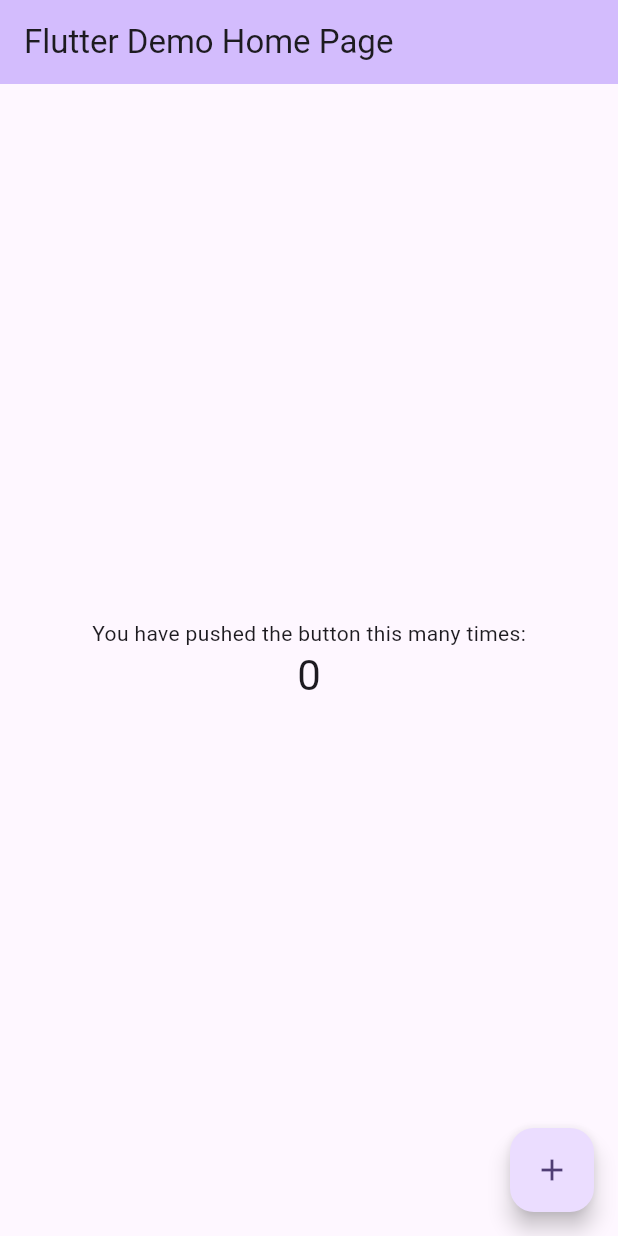
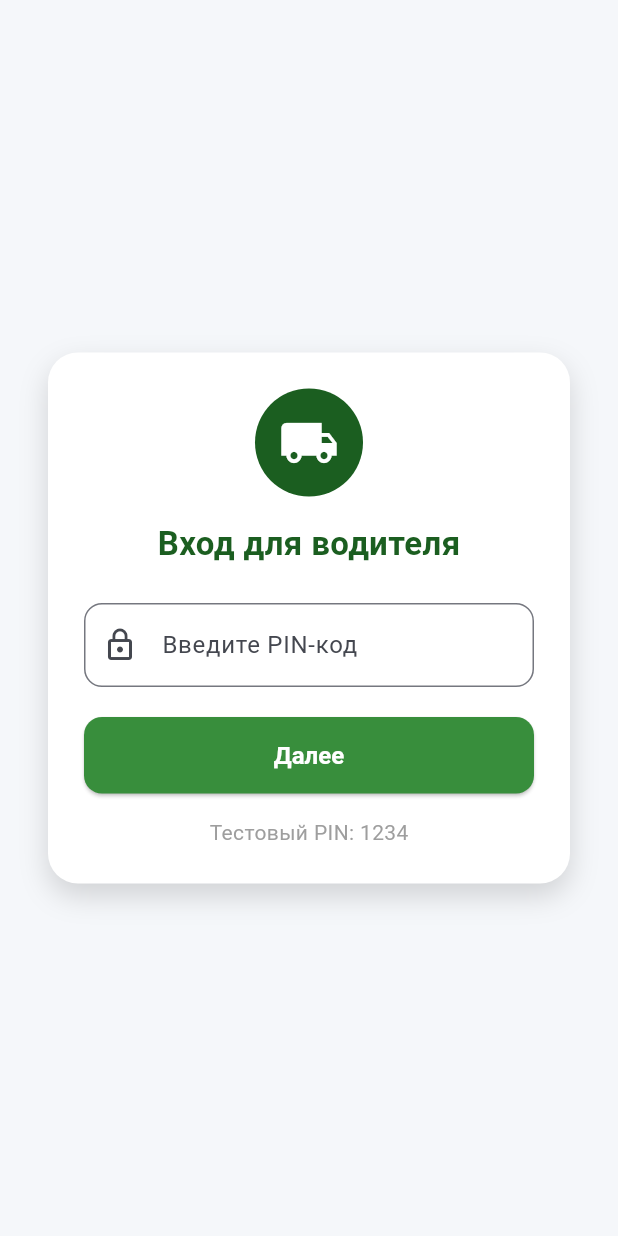
Before and after one commit to Razmik-Kutinava/logistic_app_v2, a Flutter app: the screen it shows after launch, on a phone screen of 412 x 824 dp. Run offline on Flutter 3.47's test engine with Material 3 defaults, Android fonts, the light colour scheme and no system bars.

Commit message:
refactor: вынесены PinScreen и PhoneScreen в отдельные файлы, обновлён UI, исправлены предупреждения Flutter

```diff
--- a/lib/main.dart
+++ b/lib/main.dart
@@ -1,4 +1,6 @@
 import 'package:flutter/material.dart';
+import 'pin_screen.dart';
+import 'phone_screen.dart';
 
 void main() {
   runApp(const MyApp());
@@ -7,116 +9,20 @@ void main() {
 class MyApp extends StatelessWidget {
   const MyApp({super.key});
 
-  // This widget is the root of your application.
   @override
   Widget build(BuildContext context) {
     return MaterialApp(
-      title: 'Flutter Demo',
+      debugShowCheckedModeBanner: false,
+      title: 'Авторизация',
       theme: ThemeData(
-        // This is the theme of your application.
-        //
-        // TRY THIS: Try running your application with "flutter run". You'll see
-        // the application has a purple toolbar. Then, without quitting the app,
-        // try changing the seedColor in the colorScheme below to Colors.green
-        // and then invoke "hot reload" (save your changes or press the "hot
-        // reload" button in a Flutter-supported IDE, or press "r" if you used
-        // the command line to start the app).
-        //
-        // Notice that the counter didn't reset back to zero; the application
-        // state is not lost during the reload. To reset the state, use hot
-        // restart instead.
-        //
-        // This works for code too, not just values: Most code changes can be
-        // tested with just a hot reload.
-        colorScheme: ColorScheme.fromSeed(seedColor: Colors.deepPurple),
+        colorScheme: ColorScheme.fromSeed(seedColor: Colors.blueAccent),
+        useMaterial3: true,
       ),
-      home: const MyHomePage(title: 'Flutter Demo Home Page'),
+      initialRoute: '/pin',
+      routes: {
+        '/pin': (context) => const PinScreen(),
+        '/phone': (context) => const PhoneScreen(),
+      },
     );
   }
 }
-
-class MyHomePage extends StatefulWidget {
-  const MyHomePage({super.key, required this.title});
-
-  // This widget is the home page of your application. It is stateful, meaning
-  // that it has a State object (defined below) that contains fields that affect
-  // how it looks.
-
-  // This class is the configuration for the state. It holds the values (in this
-  // case the title) provided by the parent (in this case the App widget) and
-  // used by the build method of the State. Fields in a Widget subclass are
-  // always marked "final".
-
-  final String title;
-
-  @override
-  State<MyHomePage> createState() => _MyHomePageState();
-}
-
-class _MyHomePageState extends State<MyHomePage> {
-  int _counter = 0;
-
-  void _incrementCounter() {
-    setState(() {
-      // This call to setState tells the Flutter framework that something has
-      // changed in this State, which causes it to rerun the build method below
-      // so that the display can reflect the updated values. If we changed
-      // _counter without calling setState(), then the build method would not be
-      // called again, and so nothing would appear to happen.
-      _counter++;
-    });
-  }
-
-  @override
-  Widget build(BuildContext context) {
-    // This method is rerun every time setState is called, for instance as done
-    // by the _incrementCounter method above.
-    //
-    // The Flutter framework has been optimized to make rerunning build methods
-    // fast, so that you can just rebuild anything that needs updating rather
-    // than having to individually change instances of widgets.
-    return Scaffold(
-      appBar: AppBar(
-        // TRY THIS: Try changing the color here to a specific color (to
-        // Colors.amber, perhaps?) and trigger a hot reload to see the AppBar
-        // change color while the other colors stay the same.
-        backgroundColor: Theme.of(context).colorScheme.inversePrimary,
-        // Here we take the value from the MyHomePage object that was created by
-        // the App.build method, and use it to set our appbar title.
-        title: Text(widget.title),
-      ),
-      body: Center(
-        // Center is a layout widget. It takes a single child and positions it
-        // in the middle of the parent.
-        child: Column(
-          // Column is also a layout widget. It takes a list of children and
-          // arranges them vertically. By default, it sizes itself to fit its
-          // children horizontally, and tries to be as tall as its parent.
-          //
-          // Column has various properties to control how it sizes itself and
-          // how it positions its children. Here we use mainAxisAlignment to
-          // center the children vertically; the main axis here is the vertical
-          // axis because Columns are vertical (the cross axis would be
-          // horizontal).
-          //
-          // TRY THIS: Invoke "debug painting" (choose the "Toggle Debug Paint"
-          // action in the IDE, or press "p" in the console), to see the
-          // wireframe for each widget.
-          mainAxisAlignment: MainAxisAlignment.center,
-          children: <Widget>[
-            const Text('You have pushed the button this many times:'),
-            Text(
-              '$_counter',
-              style: Theme.of(context).textTheme.headlineMedium,
-            ),
-          ],
-        ),
-      ),
-      floatingActionButton: FloatingActionButton(
-        onPressed: _incrementCounter,
-        tooltip: 'Increment',
-        child: const Icon(Icons.add),
-      ), // This trailing comma makes auto-formatting nicer for build methods.
-    );
-  }
-}
--- /dev/null
+++ b/lib/pin_screen.dart
@@ -0,0 +1,122 @@
+import 'package:flutter/material.dart';
+
+const String testPin = '1234';
+
+class PinScreen extends StatefulWidget {
+  const PinScreen({super.key});
+
+  @override
+  State<PinScreen> createState() => _PinScreenState();
+}
+
+class _PinScreenState extends State<PinScreen> {
+  final TextEditingController _pinController = TextEditingController();
+  String? _errorText;
+
+  void _checkPin() {
+    if (_pinController.text == testPin) {
+      Navigator.pushReplacementNamed(context, '/phone');
+    } else {
+      setState(() {
+        _errorText = 'Неверный PIN-код';
+      });
+    }
+  }
+
+  @override
+  Widget build(BuildContext context) {
+    return Scaffold(
+      backgroundColor: const Color(0xFFF5F7FA),
+      body: Center(
+        child: Padding(
+          padding: const EdgeInsets.all(32.0),
+          child: Container(
+            padding: const EdgeInsets.all(24),
+            decoration: BoxDecoration(
+              color: Colors.white,
+              borderRadius: BorderRadius.circular(20),
+              boxShadow: [
+                BoxShadow(
+                  color: Color.fromARGB(
+                    (0.15 * 255).toInt(),
+                    Colors.grey.r.round(),
+                    Colors.grey.g.round(),
+                    Colors.grey.b.round(),
+                  ),
+                  blurRadius: 16,
+                  offset: const Offset(0, 8),
+                ),
+              ],
+            ),
+            child: Column(
+              mainAxisSize: MainAxisSize.min,
+              children: [
+                // Логотип логистической компании (пример)
+                CircleAvatar(
+                  radius: 36,
+                  backgroundColor: const Color(0xFF1B5E20),
+                  child: Icon(
+                    Icons.local_shipping,
+                    size: 40,
+                    color: Colors.white,
+                  ),
+                ),
+                const SizedBox(height: 16),
+                Text(
+                  'Вход для водителя',
+                  style: TextStyle(
+                    fontSize: 22,
+                    fontWeight: FontWeight.bold,
+                    color: const Color(0xFF1B5E20),
+                  ),
+                ),
+                const SizedBox(height: 24),
+                TextField(
+                  controller: _pinController,
+                  obscureText: true,
+                  keyboardType: TextInputType.number,
+                  maxLength: 6,
+                  decoration: InputDecoration(
+                    labelText: 'Введите PIN-код',
+                    border: OutlineInputBorder(
+                      borderRadius: BorderRadius.circular(12),
+                    ),
+                    errorText: _errorText,
+                    counterText: '',
+                    prefixIcon: const Icon(Icons.lock_outline),
+                  ),
+                  onSubmitted: (_) => _checkPin(),
+                ),
+                const SizedBox(height: 20),
+                SizedBox(
+                  width: double.infinity,
+                  child: ElevatedButton(
+                    style: ElevatedButton.styleFrom(
+                      backgroundColor: const Color(0xFF388E3C),
+                      foregroundColor: Colors.white,
+                      padding: const EdgeInsets.symmetric(vertical: 16),
+                      shape: RoundedRectangleBorder(
+                        borderRadius: BorderRadius.circular(12),
+                      ),
+                      textStyle: const TextStyle(
+                        fontSize: 16,
+                        fontWeight: FontWeight.bold,
+                      ),
+                    ),
+                    onPressed: _checkPin,
+                    child: const Text('Далее'),
+                  ),
+                ),
+                const SizedBox(height: 16),
+                const Text(
+                  'Тестовый PIN: 1234',
+                  style: TextStyle(color: Colors.grey),
+                ),
+              ],
+            ),
+          ),
+        ),
+      ),
+    );
+  }
+}
```
Also changed, not shown: lib/phone_screen.dart (added, +137 -0 lines).
